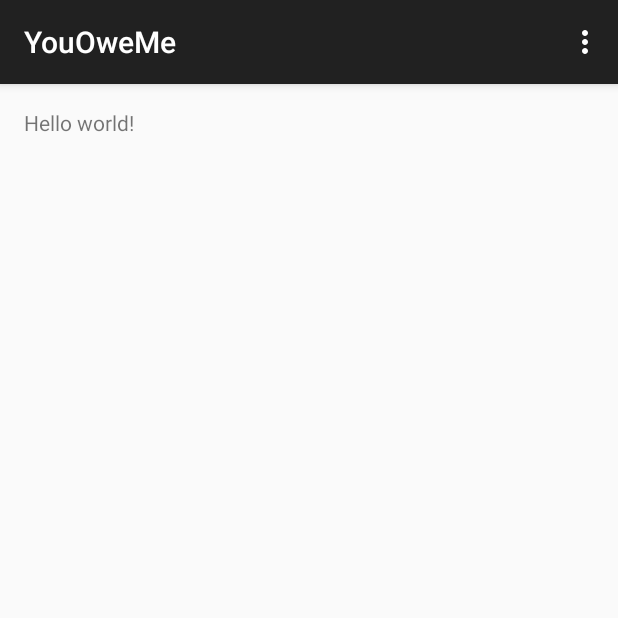
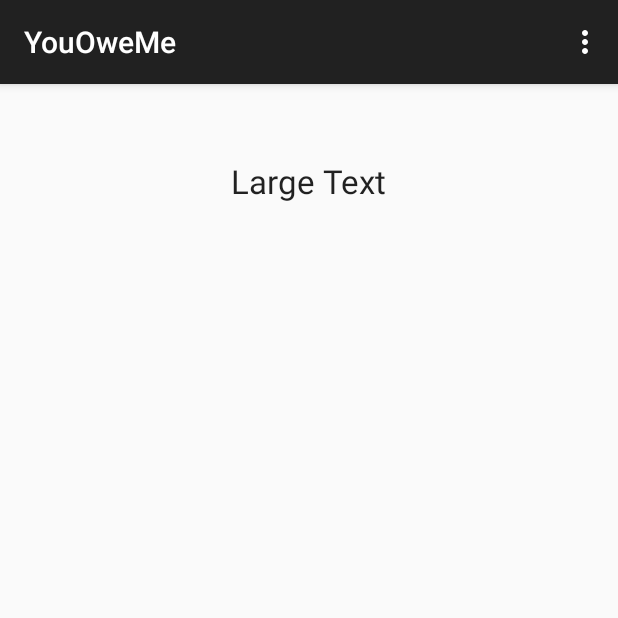
Before and after one commit to neidi/UOMe, an Android app: the screen it shows after launch (MainActivity), on a phone screen of 412 x 824 dp, the top half of it. Run offline under Robolectric (Android 15) with nearby library versions, the phone set to English and light mode, and no system bars.

Commit message:
Bilder hinzugefügt

```diff
--- a/YouOweMe/app/src/main/res/layout/activity_main.xml
+++ b/YouOweMe/app/src/main/res/layout/activity_main.xml
@@ -9,8 +9,16 @@
                 tools:context=".MainActivity">
 
     <TextView
-            android:text="@string/hello_world"
             android:layout_width="wrap_content"
-            android:layout_height="wrap_content"/>
-
+            android:layout_height="wrap_content"
+            android:textAppearance="?android:attr/textAppearanceLarge"
+            android:text="Large Text"
+            android:id="@+id/textView" android:layout_alignParentTop="true" android:layout_centerHorizontal="true"
+            android:layout_marginTop="34dp"/>
+    <ImageView
+            android:layout_width="wrap_content"
+            android:layout_height="wrap_content"
+            android:id="@+id/imageView" android:layout_below="@+id/textView" android:layout_alignParentLeft="true"
+            android:layout_alignParentStart="true" android:layout_marginTop="113dp"
+            android:layout_alignParentRight="true" android:layout_alignParentEnd="true"/>
 </RelativeLayout>
```
Also changed, not shown: YouOweMe/app/src/main/res/mipmap-hdpi/person.png (added), YouOweMe/app/src/main/res/mipmap-hdpi/person_add.png (added).
